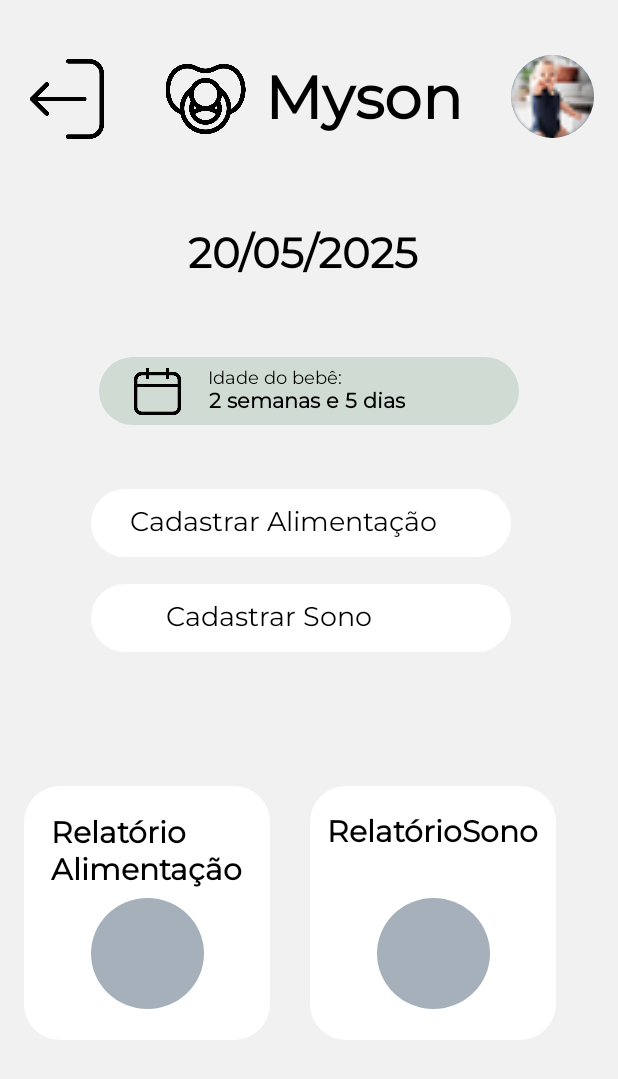
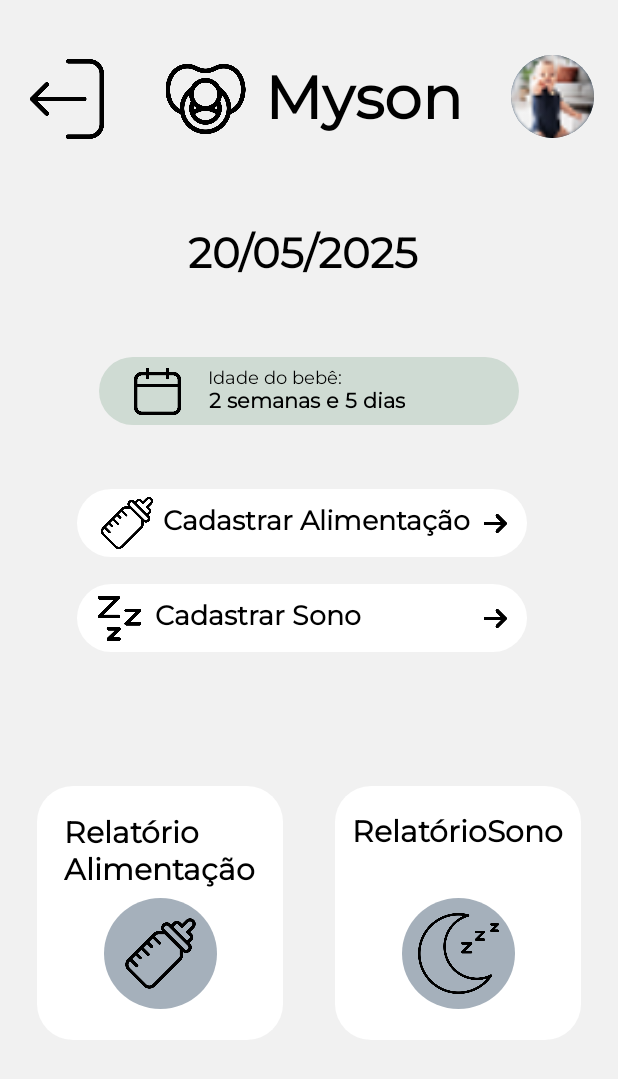
Before and after one commit to joaogpereira/Myson, an Android app: the screen it shows after launch (TelaPrincipalActivity), on a phone screen of 412 x 824 dp. Shown: the top 1079 px of the screen. Run offline under Robolectric (Android 15) with nearby library versions, the phone set to English and light mode, and no system bars.

Commit message:
Criando o direcionamento para as telas de relatório

```diff
--- a/app/src/main/java/com/example/mysonapplication/TelaPrincipalActivity.java
+++ b/app/src/main/java/com/example/mysonapplication/TelaPrincipalActivity.java
@@ -1,9 +1,13 @@
 package com.example.mysonapplication;
 
+import android.content.Intent;
 import android.os.Bundle;
+import android.view.View;
+import android.widget.ImageView;
 
 import androidx.activity.EdgeToEdge;
 import androidx.appcompat.app.AppCompatActivity;
+import androidx.appcompat.widget.Toolbar;
 import androidx.core.graphics.Insets;
 import androidx.core.view.ViewCompat;
 import androidx.core.view.WindowInsetsCompat;
@@ -15,5 +19,32 @@ public class TelaPrincipalActivity extends MudarTemaActivity {
         super.onCreate(savedInstanceState);
         setContentView(R.layout.activity_tela_principal);
 
+        ImageView imgViewAlimentacao = findViewById(R.id.imageViewAlimentacao);
+        ImageView imgViewSono = findViewById(R.id.imageViewSono);
+
+
+        imgViewAlimentacao.setOnClickListener(new View.OnClickListener() {
+            @Override
+            public void onClick(View v) {
+                Intent intent = new Intent(
+                        TelaPrincipalActivity.this,
+                        RelatorioAlimentacaoActivity.class
+                );
+                startActivity(intent);
+            }
+        });
+
+        imgViewSono.setOnClickListener(new View.OnClickListener() {
+            @Override
+            public void onClick(View v) {
+                Intent intent = new Intent(
+                        TelaPrincipalActivity.this,
+                        RelatorioSonoActivity.class
+                );
+                startActivity(intent);
+            }
+        });
+
+
     }
 }
--- a/app/src/main/res/layout/activity_tela_principal.xml
+++ b/app/src/main/res/layout/activity_tela_principal.xml
@@ -27,7 +27,7 @@
 
     <com.google.android.material.appbar.MaterialToolbar
         android:id="@+id/materialToolbarCadastrarAlimentacao"
-        android:layout_width="280dp"
+        android:layout_width="300dp"
         android:layout_height="45dp"
         android:background="@drawable/rounded_toolbar"
         android:backgroundTint="@color/Cor_container"
@@ -43,7 +43,7 @@
 
     <com.google.android.material.appbar.MaterialToolbar
         android:id="@+id/materialToolbarCadastrarSono"
-        android:layout_width="280dp"
+        android:layout_width="300dp"
         android:layout_height="45dp"
         android:background="@drawable/rounded_toolbar"
         android:backgroundTint="@color/Cor_container"
@@ -65,7 +65,7 @@
         android:theme="?attr/actionBarTheme"
         app:layout_constraintBottom_toBottomOf="parent"
         app:layout_constraintEnd_toEndOf="parent"
-        app:layout_constraintHorizontal_bias="0.064"
+        app:layout_constraintHorizontal_bias="0.1"
         app:layout_constraintStart_toStartOf="parent"
         app:layout_constraintTop_toTopOf="parent"
         app:layout_constraintVertical_bias="0.8" />
@@ -80,12 +80,13 @@
         android:theme="?attr/actionBarTheme"
         app:layout_constraintBottom_toBottomOf="parent"
         app:layout_constraintEnd_toEndOf="parent"
-        app:layout_constraintHorizontal_bias="0.833"
+        app:layout_constraintHorizontal_bias="0.9"
         app:layout_constraintStart_toStartOf="parent"
         app:layout_constraintTop_toTopOf="parent"
         app:layout_constraintVertical_bias="0.8" />
 
     <View
+        android:id="@+id/viewAlimentacao"
         android:layout_width="75dp"
         android:layout_height="74dp"
         android:layout_gravity="center_vertical|start"
@@ -96,8 +97,24 @@
         app:layout_constraintStart_toStartOf="@+id/materialToolbarRelatorioAlimentacao"
         app:layout_constraintTop_toTopOf="@+id/materialToolbarRelatorioAlimentacao"
         app:layout_constraintVertical_bias="0.785" />
+    <ImageView
+        android:layout_width="55dp"
+        android:layout_height="55dp"
+        android:layout_gravity="center_vertical|start"
+        android:background="@drawable/bg_circle_gray"
+        android:scaleType="centerCrop"
+        android:src="@drawable/image_bebe"
+        android:clipToOutline="true"
+        android:outlineProvider="background"
+        app:layout_constraintBottom_toBottomOf="parent"
+        app:layout_constraintEnd_toEndOf="parent"
+        app:layout_constraintHorizontal_bias="0.955"
+        app:layout_constraintStart_toStartOf="parent"
+        app:layout_constraintTop_toTopOf="parent"
+        app:layout_constraintVertical_bias="0.048" />
 
     <View
+        android:id="@+id/viewSono"
         android:layout_width="75dp"
         android:layout_height="74dp"
         android:layout_gravity="center_vertical|start"
@@ -136,6 +153,8 @@
         app:layout_constraintStart_toStartOf="parent"
         app:layout_constraintTop_toTopOf="parent"
         app:layout_constraintVertical_bias="0.048" />
+
+
 
     <ImageView
         android:id="@+id/imageView4"
@@ -279,27 +298,102 @@
         android:text="Cadastrar Alimentação"
         android:textColor="#000000"
         android:textSize="18sp"
+        android:textStyle="bold"
         app:layout_constraintBottom_toBottomOf="@+id/materialToolbarCadastrarAlimentacao"
         app:layout_constraintEnd_toEndOf="@+id/materialToolbarCadastrarAlimentacao"
-        app:layout_constraintHorizontal_bias="0.351"
+        app:layout_constraintHorizontal_bias="0.606"
         app:layout_constraintStart_toStartOf="@+id/materialToolbarCadastrarAlimentacao"
         app:layout_constraintTop_toTopOf="@+id/materialToolbarCadastrarAlimentacao"
-        app:layout_constraintVertical_bias="0.523" />
+        app:layout_constraintVertical_bias="0.5" />
 
     <TextView
         android:id="@+id/txtCadastrarSono"
         android:layout_width="wrap_content"
         android:layout_height="wrap_content"
         android:fontFamily="@font/montserrat"
+        android:textStyle="bold"
         android:text="Cadastrar Sono"
         android:textColor="#000000"
         android:textSize="18sp"
         app:layout_constraintBottom_toBottomOf="@+id/materialToolbarCadastrarSono"
         app:layout_constraintEnd_toEndOf="@+id/materialToolbarCadastrarSono"
-        app:layout_constraintHorizontal_bias="0.351"
+        app:layout_constraintHorizontal_bias="0.32"
         app:layout_constraintStart_toStartOf="@+id/materialToolbarCadastrarSono"
         app:layout_constraintTop_toTopOf="@+id/materialToolbarCadastrarSono"
-        app:layout_constraintVertical_bias="0.523" />
+        app:layout_constraintVertical_bias="0.5" />
+
+    <ImageView
+        android:id="@+id/imageViewAlimentacao"
+        android:layout_width="54dp"
+        android:layout_height="54dp"
+        app:layout_constraintBottom_toBottomOf="@+id/viewAlimentacao"
+        app:layout_constraintEnd_toEndOf="@+id/viewAlimentacao"
+        app:layout_constraintStart_toStartOf="@+id/viewAlimentacao"
+        app:layout_constraintTop_toTopOf="@+id/viewAlimentacao"
+        app:srcCompat="@drawable/mamadeira" />
+
+    <ImageView
+        android:id="@+id/imageViewSono"
+        android:layout_width="54dp"
+        android:layout_height="54dp"
+        app:srcCompat="@drawable/meia_lua"
+        app:layout_constraintBottom_toBottomOf="@+id/viewSono"
+        app:layout_constraintEnd_toEndOf="@+id/viewSono"
+        app:layout_constraintStart_toStartOf="@+id/viewSono"
+        app:layout_constraintTop_toTopOf="@+id/viewSono" />
+
+    <ImageView
+        android:id="@+id/imageView7"
+        android:layout_width="15dp"
+        android:layout_height="15dp"
+        app:tint="@android:color/black"
+        app:layout_constraintBottom_toBottomOf="@+id/materialToolbarCadastrarSono"
+        app:layout_constraintEnd_toEndOf="@+id/materialToolbarCadastrarSono"
+        app:layout_constraintHorizontal_bias="0.953"
+        app:layout_constraintStart_toStartOf="@+id/materialToolbarCadastrarSono"
+        app:layout_constraintTop_toTopOf="@+id/materialToolbarCadastrarSono"
+        app:layout_constraintVertical_bias="0.5"
+        app:srcCompat="@drawable/seta_direita" />
+
+    <ImageView
+        android:id="@+id/imageView8"
+        android:layout_width="15dp"
+        android:layout_height="15dp"
+        app:tint="@android:color/black"
+        app:layout_constraintBottom_toBottomOf="@+id/materialToolbarCadastrarAlimentacao"
+        app:layout_constraintEnd_toEndOf="@+id/materialToolbarCadastrarAlimentacao"
+        app:layout_constraintHorizontal_bias="0.953"
+        app:layout_constraintStart_toStartOf="@+id/materialToolbarCadastrarAlimentacao"
+        app:layout_constraintTop_toTopOf="@+id/materialToolbarCadastrarAlimentacao"
+        app:layout_constraintVertical_bias="0.5"
+        app:srcCompat="@drawable/seta_direita" />
+
+    <ImageView
+        android:id="@+id/imageView9"
+        android:layout_width="40dp"
+        android:layout_height="40dp"
+        app:layout_constraintBottom_toBottomOf="@+id/materialToolbarCadastrarAlimentacao"
+        app:layout_constraintEnd_toEndOf="@+id/materialToolbarCadastrarAlimentacao"
+        app:layout_constraintHorizontal_bias="0.05"
+        app:layout_constraintStart_toStartOf="@+id/materialToolbarCadastrarAlimentacao"
+        app:layout_constraintTop_toTopOf="@+id/materialToolbarCadastrarAlimentacao"
+        app:layout_constraintVertical_bias="0.5"
+        app:tint="@android:color/black"
+        app:srcCompat="@drawable/mamadeira" />
+
+    <ImageView
+        android:id="@+id/imageView10"
+        android:layout_width="30dp"
+        android:layout_height="30dp"
+        app:tint="@android:color/black"
+        app:layout_constraintBottom_toBottomOf="@+id/materialToolbarCadastrarSono"
+        app:layout_constraintEnd_toEndOf="@+id/materialToolbarCadastrarSono"
+        app:layout_constraintHorizontal_bias="0.05"
+        app:layout_constraintStart_toStartOf="@+id/materialToolbarCadastrarSono"
+        app:layout_constraintTop_toTopOf="@+id/materialToolbarCadastrarSono"
+        app:layout_constraintVertical_bias="0.5"
+        app:srcCompat="@drawable/simbolo_de_sono_zzz" />
+
 
 
 </androidx.constraintlayout.widget.ConstraintLayout>
--- a/app/src/main/res/values-night/colors_night_theme.xml
+++ b/app/src/main/res/values-night/colors_night_theme.xml
@@ -7,6 +7,8 @@
     <color name="Cor_botao">#FFFFFFFF</color>
     <color name="Cor_container">#F0F8FF</color>
     <color name="Cor_hint">#FF000000</color>
+    <color name="Cor_cinza_container">#000000</color>
+    <color name="verde_acizentado">#CFDBD3</color>
 
 
 
```
Also changed, not shown: app/src/main/res/drawable-night/logout.png (added).
